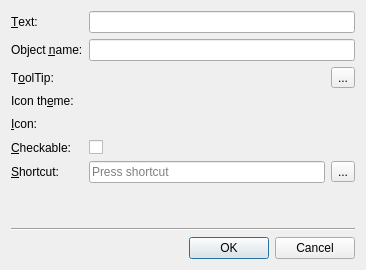
The window that src/designer/src/lib/shared/newactiondialog.ui (qt/qttools) describes before a commit, drawn with Qt 5.
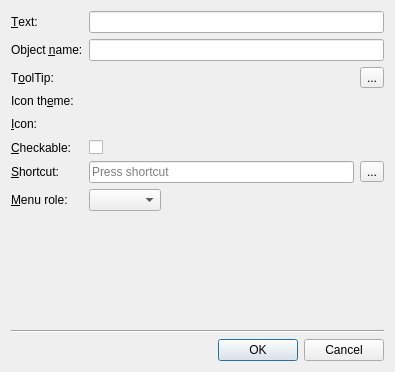
The same window after the commit. Custom widgets are drawn as their Qt base class.

Commit message:
Qt Designer: add QAction's menu role to action dialog
[ChangeLog][Qt Designer] The menu role has been added to the Action Editor dialog.

Patch:
```diff
--- a/src/designer/src/lib/shared/newactiondialog.ui
+++ b/src/designer/src/lib/shared/newactiondialog.ui
@@ -9,8 +9,8 @@
    <rect>
     <x>0</x>
     <y>0</y>
-    <width>366</width>
-    <height>270</height>
+    <width>395</width>
+    <height>372</height>
    </rect>
   </property>
   <property name="windowTitle">
@@ -177,6 +177,19 @@
        </item>
       </layout>
      </item>
+     <item row="7" column="0">
+      <widget class="QLabel" name="label">
+       <property name="text">
+        <string>&amp;Menu role:</string>
+       </property>
+       <property name="buddy">
+        <cstring>menuRole</cstring>
+       </property>
+      </widget>
+     </item>
+     <item row="7" column="1">
+      <widget class="QComboBox" name="menuRole"/>
+     </item>
     </layout>
    </item>
    <item>
```
The commit also changes 5 other files.
